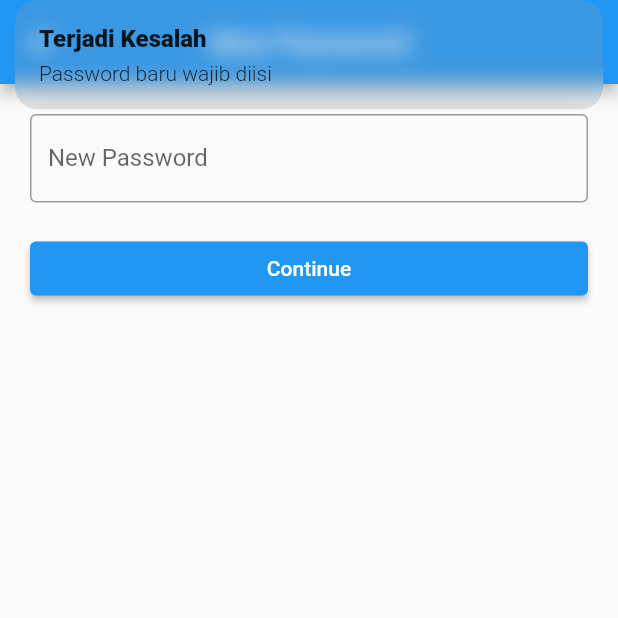
After one commit to zanuar35/presence, a Flutter app: the NewPasswordView screen opened by its route, after a tap on "Continue", on a phone screen of 412 x 824 dp, the top half of it. The commit adds this screen. Run offline on Flutter 3.47's test engine with Material 2 defaults, Android fonts, the phone set to English and light mode, and no system bars; our stand-ins replace cloud_firestore, firebase_auth, firebase_core, get; accounts and stored records are empty.

Commit message:
add changePassword after login

```diff
--- a/lib/app/modules/add_pegawai/views/add_pegawai_view.dart
+++ b/lib/app/modules/add_pegawai/views/add_pegawai_view.dart
@@ -16,6 +16,7 @@ class AddPegawaiView extends GetView<AddPegawaiController> {
           padding: EdgeInsets.all(20),
           children: [
             TextField(
+              autocorrect: false,
               controller: controller.nipC,
               decoration: InputDecoration(
                 labelText: "NIP",
@@ -26,6 +27,7 @@ class AddPegawaiView extends GetView<AddPegawaiController> {
               height: 20,
             ),
             TextField(
+              autocorrect: false,
               controller: controller.nameC,
               decoration: InputDecoration(
                 labelText: "Name",
@@ -36,6 +38,7 @@ class AddPegawaiView extends GetView<AddPegawaiController> {
               height: 20,
             ),
             TextField(
+              autocorrect: false,
               controller: controller.emailC,
               decoration: InputDecoration(
                 labelText: "Email",
--- a/lib/app/modules/login/views/login_view.dart
+++ b/lib/app/modules/login/views/login_view.dart
@@ -16,12 +16,14 @@ class LoginView extends GetView<LoginController> {
           padding: EdgeInsets.all(20),
           children: [
             TextField(
+              autocorrect: false,
               controller: controller.emailC,
               decoration: InputDecoration(
                   labelText: 'Email', border: OutlineInputBorder()),
             ),
             SizedBox(height: 20),
             TextField(
+              autocorrect: false,
               controller: controller.passC,
               obscureText: true,
               decoration: InputDecoration(
--- /dev/null
+++ b/lib/app/modules/new_password/bindings/new_password_binding.dart
@@ -0,0 +1,12 @@
+import 'package:get/get.dart';
+
+import '../controllers/new_password_controller.dart';
+
+class NewPasswordBinding extends Bindings {
+  @override
+  void dependencies() {
+    Get.lazyPut<NewPasswordController>(
+      () => NewPasswordController(),
+    );
+  }
+}
--- /dev/null
+++ b/lib/app/modules/new_password/controllers/new_password_controller.dart
@@ -0,0 +1,40 @@
+import 'package:firebase_auth/firebase_auth.dart';
+import 'package:flutter/cupertino.dart';
+import 'package:get/get.dart';
+import 'package:presence/app/routes/app_pages.dart';
+
+class NewPasswordController extends GetxController {
+  FirebaseAuth auth = FirebaseAuth.instance;
+  TextEditingController newPasswordC = TextEditingController();
+
+  void newPassword() async {
+    if (newPasswordC.text.isNotEmpty) {
+      if (newPasswordC.text != "12345678") {
+        try {
+          await auth.currentUser!.updatePassword(newPasswordC.text);
+          String email = auth.currentUser!.email!;
+
+          await auth.signOut();
+
+          await auth.signInWithEmailAndPassword(
+              email: email, password: newPasswordC.text);
+
+          Get.offAllNamed(Routes.HOME);
+        } on FirebaseAuthException catch (e) {
+          if (e.code == 'weak-password') {
+            Get.snackbar("Terjadi Kesalahan",
+                "Password yang anda masukan terlalu lemah");
+          }
+        } catch (e) {
+          Get.snackbar(
+              "Terjadi Kesalahan", "Terjadi kesalahan, silahkan coba lagi");
+        }
+      } else {
+        Get.snackbar(
+            "Error", "Password baru tidak boleh sama dengan password lama");
+      }
+    } else {
+      Get.snackbar("Terjadi Kesalah", "Password baru wajib diisi");
+    }
+  }
+}
--- /dev/null
+++ b/lib/app/modules/new_password/views/new_password_view.dart
@@ -0,0 +1,37 @@
+import 'package:flutter/material.dart';
+
+import 'package:get/get.dart';
+
+import '../controllers/new_password_controller.dart';
+
+class NewPasswordView extends GetView<NewPasswordController> {
+  @override
+  Widget build(BuildContext context) {
+    return Scaffold(
+        appBar: AppBar(
+          title: Text('New Password'),
+          centerTitle: true,
+        ),
+        body: ListView(
+          padding: EdgeInsets.all(20),
+          children: [
+            TextField(
+              controller: controller.newPasswordC,
+              autocorrect: false,
+              obscureText: true,
+              decoration: InputDecoration(
+                labelText: "New Password",
+                border: OutlineInputBorder(),
+              ),
+            ),
+            SizedBox(height: 20),
+            ElevatedButton(
+              onPressed: () {
+                controller.newPassword();
+              },
+              child: Text("Continue"),
+            )
+          ],
+        ));
+  }
+}
--- a/lib/app/routes/app_pages.dart
+++ b/lib/app/routes/app_pages.dart
@@ -6,6 +6,8 @@ import 'package:presence/app/modules/home/bindings/home_binding.dart';
 import 'package:presence/app/modules/home/views/home_view.dart';
 import 'package:presence/app/modules/login/bindings/login_binding.dart';
 import 'package:presence/app/modules/login/views/login_view.dart';
+import 'package:presence/app/modules/new_password/bindings/new_password_binding.dart';
+import 'package:presence/app/modules/new_password/views/new_password_view.dart';
 
 // ignore_for_file: constant_identifier_names
 
@@ -32,5 +34,10 @@ class AppPages {
       page: () => LoginView(),
       binding: LoginBinding(),
     ),
+    GetPage(
+      name: _Paths.NEW_PASSWORD,
+      page: () => NewPasswordView(),
+      binding: NewPasswordBinding(),
+    ),
   ];
 }
--- a/lib/app/routes/app_routes.dart
+++ b/lib/app/routes/app_routes.dart
@@ -9,12 +9,14 @@ abstract class Routes {
   static const HOME = _Paths.HOME;
   static const ADD_PEGAWAI = _Paths.ADD_PEGAWAI;
   static const LOGIN = _Paths.LOGIN;
+  static const NEW_PASSWORD = _Paths.NEW_PASSWORD;
 }
 
 abstract class _Paths {
   static const HOME = '/home';
   static const ADD_PEGAWAI = '/add-pegawai';
   static const LOGIN = '/login';
+  static const NEW_PASSWORD = '/new-password';
 }
 
 //  applicationId "com.example.presence"
```
Also changed, not shown: lib/app/modules/login/controllers/login_controller.dart (+29 -5 lines).
